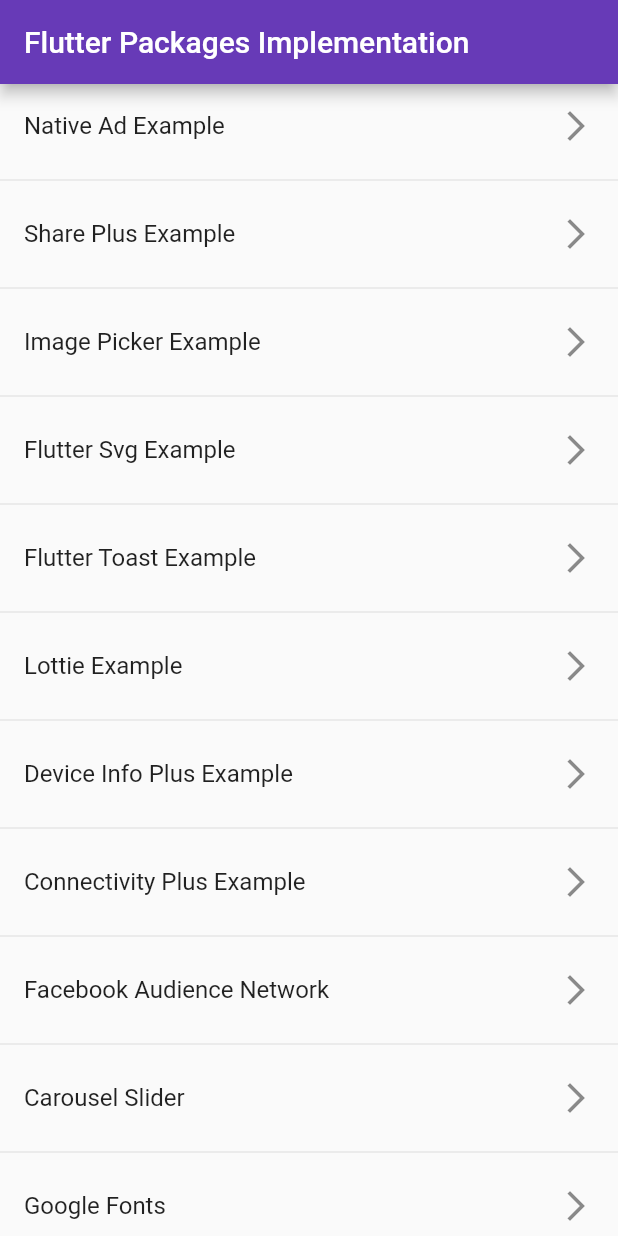
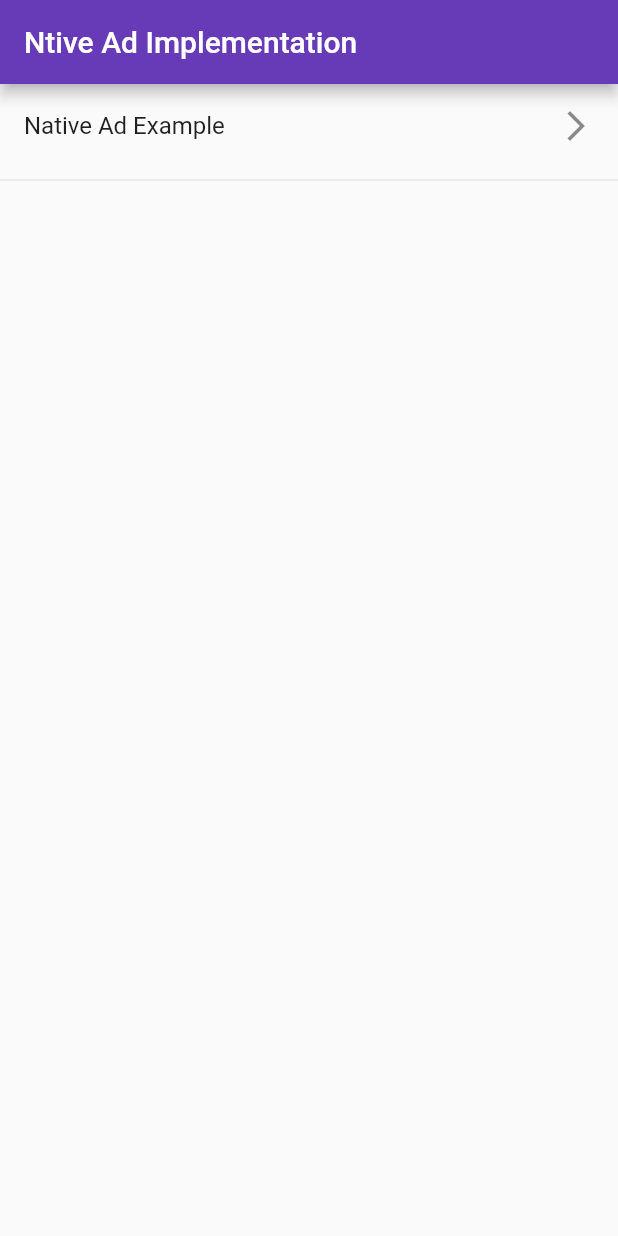
Before and after one commit to itxmubi/Flutter-Packages-Implementation, a Flutter app: the screen it shows after launch, on a phone screen of 412 x 824 dp. Run offline on Flutter 3.47's test engine with Material 2 defaults, Android fonts, the phone set to English and light mode, and no system bars; our stand-ins replace carousel_slider, connectivity_plus, device_info_plus, flutter_svg, fluttertoast, google_fonts and 5 more; missing offline and left inert: facebook_audience_network; project files that could hold a hidden picture were left out.

Commit message:
code updated

```diff
--- a/lib/Home/home_screen.dart
+++ b/lib/Home/home_screen.dart
@@ -1,16 +1,6 @@
 import 'package:flutter/material.dart';
-import 'package:flutter_packages_implementation/Carousel%20Slider/carousel_slider_example.dart';
-import 'package:flutter_packages_implementation/Google%20Fonts/google_fonts_example.dart';
-import 'package:flutter_packages_implementation/Image%20Picker/image_picker_example.dart';
 
-import '../Connectivity Plus/connectivity_plus_example.dart';
-import '../Device Info Plus/device_info_example.dart';
-import '../Facebook Audience Network/facebook_ads_example.dart';
-import '../Flutter Svg/flutter_svg_example.dart';
-import '../Flutter Toast/flutter_toast_example.dart';
-import '../Google Native Ads/native_ads_example.dart';
-import '../Lottie/lottie_example.dart';
-import '../Share Plus/share_plus_example.dart';
+import '../Google Mobile Ads/native_ads_example.dart';
 
 class HomeScreen extends StatefulWidget {
   const HomeScreen({Key? key}) : super(key: key);
@@ -22,39 +12,39 @@
 class _HomeScreenState extends State<HomeScreen> {
   List pagesNamese = [
     "Native Ad Example",
-    "Share Plus Example",
-    "Image Picker Example",
-    "Flutter Svg Example",
-    "Flutter Toast Example",
-    "Lottie Example",
-    "Device Info Plus Example",
-    "Connectivity Plus Example",
-    "Facebook Audience Network",
-    "Carousel Slider",
-    "Google Fonts"
+    // "Share Plus Example",
+    // "Image Picker Example",
+    // "Flutter Svg Example",
+    // "Flutter Toast Example",
+    // "Lottie Example",
+    // "Device Info Plus Example",
+    // "Connectivity Plus Example",
+    // "Facebook Audience Network",
+    // "Carousel Slider",
+    // "Google Fonts"
   ];
 
   List<Widget> pages = [
     const NativeAdExample(),
-    const SharePlusExample(),
-    const ImagePickerExample(),
-    const FlutterSvgExample(),
-    FlutterToastExample(),
-    const LottieExample(),
-    const DeviceInfoExample(),
-    const ConnectivityPlusExample(
-      title: "Connectivity Plus Example",
-    ),
-    const FacebookAdsPage(),
-    const CarouselSliderExample(),
-    const GoogleFontsExample(title: "Google Fonts Example")
+    // const SharePlusExample(),
+    // const ImagePickerExample(),
+    // const FlutterSvgExample(),
+    // FlutterToastExample(),
+    // const LottieExample(),
+    // const DeviceInfoExample(),
+    // const ConnectivityPlusExample(
+    //   title: "Connectivity Plus Example",
+    // ),
+    // const FacebookAdsPage(),
+    // const CarouselSliderExample(),
+    // const GoogleFontsExample(title: "Google Fonts Example")
   ];
 
   @override
   Widget build(BuildContext context) {
     return Scaffold(
       appBar: AppBar(
-        title: const Text("Flutter Packages Implementation"),
+        title: const Text("Ntive Ad Implementation"),
       ),
       body: SingleChildScrollView(
         child: Column(children: [
--- a/lib/main.dart
+++ b/lib/main.dart
@@ -22,7 +22,6 @@
     FacebookAudienceNetwork.init(
       testingId: "IMG_16_9_APP_INSTALL#YOUR_PLACEMENT_ID", //
     );
-    // TODO: implement initState
     super.initState();
   }
 
--- a/pubspec.yaml
+++ b/pubspec.yaml
@@ -47,6 +47,7 @@
   image_picker: ^0.8.5+3
   video_player: ^2.4.7
   google_mobile_ads: ^2.0.1
+  # google_native_mobile_ads: ^1.0.3
 
 dev_dependencies:
   flutter_test:
```
Also changed, not shown: lib/Google Mobile Ads/native_ads_example.dart (renamed from lib/Google Native Ads/native_ads_example.dart, +26 -10 lines), lib/Google Native Mobile Ads/google_native_mobile_ads__example.dart (added, +73 -0 lines), lib/Image Picker/image_picker_example.dart (+20 -37 lines), lib/Google Mobile Ads/ad_helper.dart (renamed from lib/Google Native Ads/ad_helper.dart), 5 other files.
